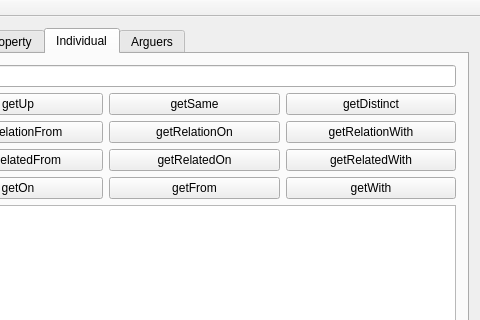
Old version of the form ui/ontologui.ui in the repository sarthou/ontologenius; both pictures show x 91 to 571 and y 0 to 320 of the 571 by 585 pixel window.
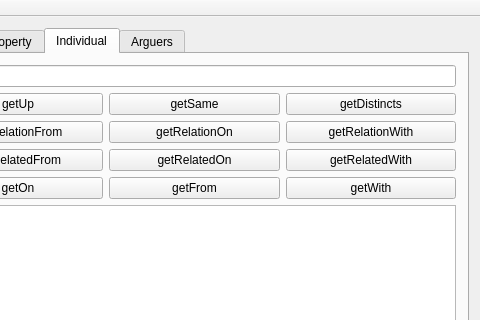
New version of the form. Custom widgets are drawn as their Qt base class.

Commit message: [FIX] getDistincts button

The edit to the form file:
```diff
--- a/ui/ontologui.ui
+++ b/ui/ontologui.ui
@@ -279,7 +279,7 @@
              <string>&lt;html&gt;&lt;head/&gt;&lt;body&gt;&lt;p&gt;&lt;span style=&quot; font-weight:600; font-style:italic;&quot;&gt;getDistincts&lt;/span&gt; will give you all the defined individuals as being distinct from the one given in the parameter&lt;br/&gt;&lt;/p&gt;&lt;p&gt;Command line:&lt;/p&gt;&lt;p&gt;&lt;span style=&quot; font-family:'monospace';&quot;&gt;$ rosservice call /ontoloGenius/individual &amp;quot;{param: 'blueCube', action: 'getDistincts'}&amp;quot;&lt;/span&gt;&lt;/p&gt;&lt;/body&gt;&lt;/html&gt;</string>
             </property>
             <property name="text">
-             <string>getDistinct</string>
+             <string>getDistincts</string>
             </property>
            </widget>
           </item>
```
